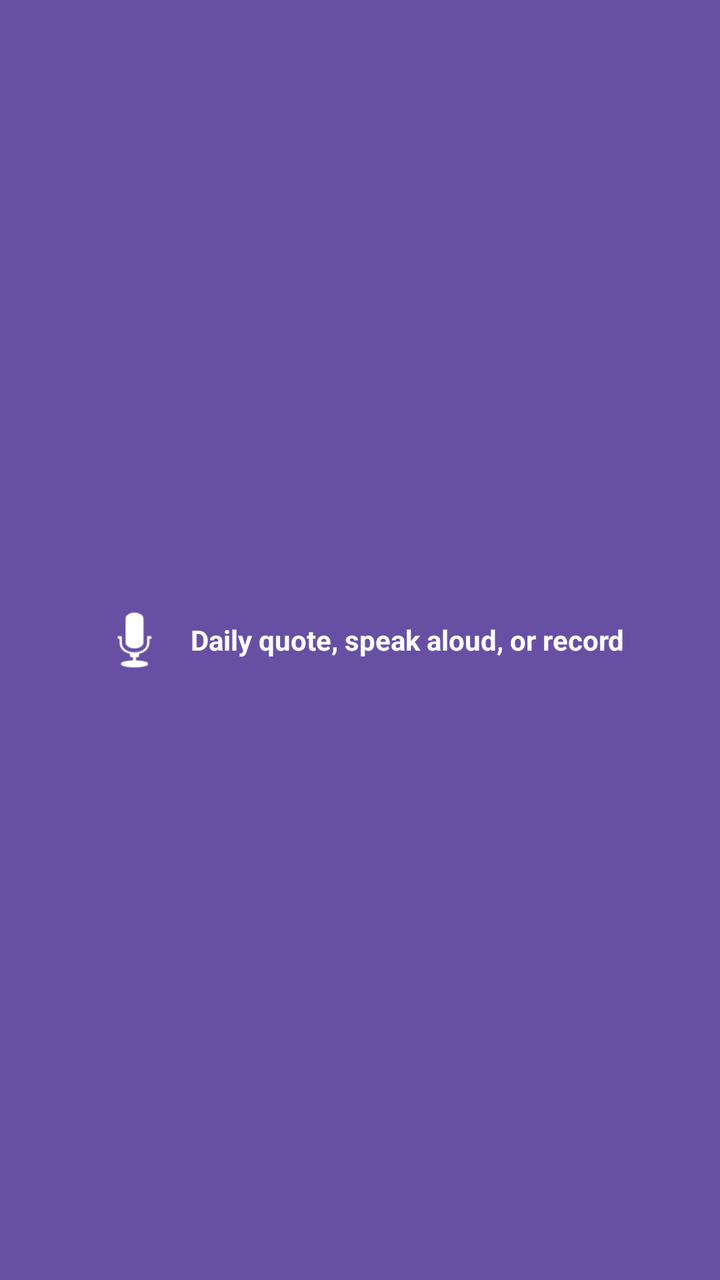
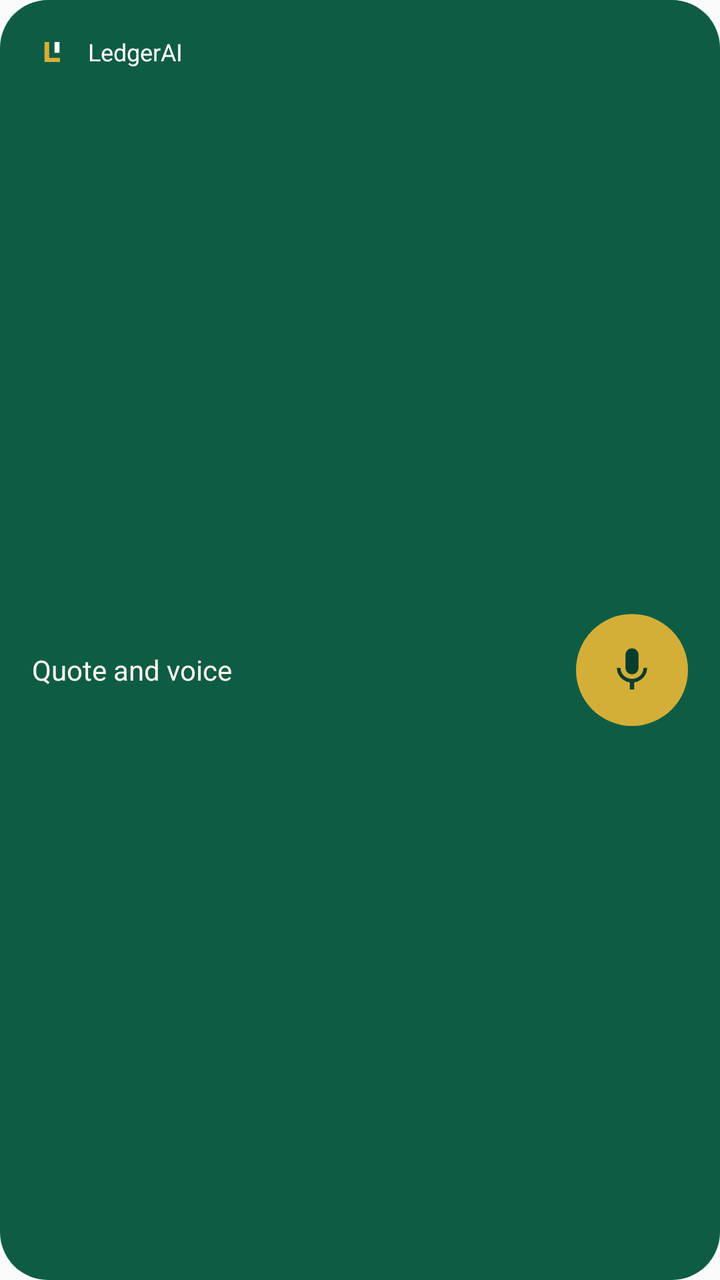

Before-and-after screenshots of an Android layout around one commit, followed by the original layout XML and the change that was made.
<!-- AndroidManifest.xml: application theme Theme.LedgerAI -->
<!-- res/layout/widget_preview.xml -->
<?xml version="1.0" encoding="utf-8"?>
<LinearLayout xmlns:android="http://schemas.android.com/apk/res/android"
    android:layout_width="match_parent"
    android:layout_height="match_parent"
    android:background="#6750A4"
    android:gravity="center"
    android:orientation="horizontal"
    android:padding="12dp">

    <ImageView
        android:layout_width="40dp"
        android:layout_height="40dp"
        android:src="@android:drawable/ic_btn_speak_now"
        android:tint="#FFFFFF" />

    <TextView
        android:layout_width="wrap_content"
        android:layout_height="wrap_content"
        android:layout_marginStart="8dp"
        android:text="@string/widget_tap_to_record"
        android:textColor="#FFFFFF"
        android:textSize="14sp"
        android:textStyle="bold" />

</LinearLayout>
<!-- resources referenced by this layout -->
<resources>
  <string name="widget_tap_to_record">Daily quote, speak aloud, or record</string>
  <style name="Theme.LedgerAI" parent="android:Theme.Material.Light.NoActionBar" />
</resources>

<!-- the commit's change to res/layout/widget_preview.xml (unified diff, before → after) -->
@@ -2,24 +2,62 @@
 <LinearLayout xmlns:android="http://schemas.android.com/apk/res/android"
     android:layout_width="match_parent"
     android:layout_height="match_parent"
-    android:background="#6750A4"
-    android:gravity="center"
-    android:orientation="horizontal"
-    android:padding="12dp">
+    android:background="@drawable/widget_bg"
+    android:orientation="vertical"
+    android:padding="16dp">
 
-    <ImageView
-        android:layout_width="40dp"
-        android:layout_height="40dp"
-        android:src="@android:drawable/ic_btn_speak_now"
-        android:tint="#FFFFFF" />
+    <LinearLayout
+        android:layout_width="match_parent"
+        android:layout_height="wrap_content"
+        android:gravity="center_vertical"
+        android:orientation="horizontal">
 
-    <TextView
-        android:layout_width="wrap_content"
-        android:layout_height="wrap_content"
-        android:layout_marginStart="8dp"
-        android:text="@string/widget_tap_to_record"
-        android:textColor="#FFFFFF"
-        android:textSize="14sp"
-        android:textStyle="bold" />
+        <ImageView
+            android:layout_width="20dp"
+            android:layout_height="20dp"
+            android:contentDescription="@null"
+            android:src="@drawable/ic_logo" />
+
+        <TextView
+            android:layout_width="wrap_content"
+            android:layout_height="wrap_content"
+            android:layout_marginStart="8dp"
+            android:text="@string/app_name"
+            android:textColor="#FFFFFF"
+            android:textSize="12sp" />
+    </LinearLayout>
+
+    <LinearLayout
+        android:layout_width="match_parent"
+        android:layout_height="0dp"
+        android:layout_marginTop="10dp"
+        android:layout_weight="1"
+        android:gravity="center_vertical"
+        android:orientation="horizontal">
+
+        <TextView
+            android:layout_width="0dp"
+            android:layout_height="wrap_content"
+            android:layout_marginEnd="12dp"
+            android:layout_weight="1"
+            android:ellipsize="end"
+            android:maxLines="2"
+            android:text="@string/widget_description"
+            android:textColor="#FFF9EE"
+            android:textSize="14sp" />
+
+        <FrameLayout
+            android:layout_width="56dp"
+            android:layout_height="56dp"
+            android:background="@drawable/widget_mic_bg">
+
+            <ImageView
+                android:layout_width="26dp"
+                android:layout_height="26dp"
+                android:layout_gravity="center"
+                android:contentDescription="@null"
+                android:src="@drawable/widget_mic" />
+        </FrameLayout>
+    </LinearLayout>
 
 </LinearLayout>
<!-- resource entries referenced after the edit -->
@@ -1,6 +1,48 @@
 <!-- resources referenced by this layout -->
 <resources>
-  <string name="widget_tap_to_record">Daily quote, speak aloud, or record</string>
+  <!-- drawable ic_logo (drawable) -->
+  <?xml version="1.0" encoding="utf-8"?>
+  <vector xmlns:android="http://schemas.android.com/apk/res/android"
+      android:width="48dp"
+      android:height="48dp"
+      android:viewportWidth="48"
+      android:viewportHeight="48">
+      <path
+          android:fillColor="#0F5C45"
+          android:pathData="M12,0h24a12,12 0,0 1,12 12v24a12,12 0,0 1,-12 12h-24a12,12 0,0 1,-12 -12v-24a12,12 0,0 1,12 -12z" />
+      <path
+          android:fillColor="#D4AF37"
+          android:pathData="M15,12h5.5v19h13v5h-18.5z" />
+      <path
+          android:fillColor="#FFFFFF"
+          android:pathData="M27,12h6v13h-6z" />
+  </vector>
+  <!-- drawable widget_bg (drawable) -->
+  <?xml version="1.0" encoding="utf-8"?>
+  <shape xmlns:android="http://schemas.android.com/apk/res/android"
+      android:shape="rectangle">
+      <solid android:color="#0F5C45" />
+      <corners android:radius="24dp" />
+  </shape>
+  <!-- drawable widget_mic (drawable) -->
+  <?xml version="1.0" encoding="utf-8"?>
+  <vector xmlns:android="http://schemas.android.com/apk/res/android"
+      android:width="24dp"
+      android:height="24dp"
+      android:viewportWidth="24"
+      android:viewportHeight="24">
+      <path
+          android:fillColor="#0A3D2E"
+          android:pathData="M12,14c1.66,0 2.99,-1.34 2.99,-3L15,5c0,-1.66 -1.34,-3 -3,-3S9,3.34 9,5v6c0,1.66 1.34,3 3,3zM17.3,11c0,3 -2.54,5.1 -5.3,5.1S6.7,14 6.7,11H5c0,3.41 2.72,6.23 6,6.72V21h2v-3.28c3.28,-0.48 6,-3.3 6,-6.72h-1.7z" />
+  </vector>
+  <!-- drawable widget_mic_bg (drawable) -->
+  <?xml version="1.0" encoding="utf-8"?>
+  <shape xmlns:android="http://schemas.android.com/apk/res/android"
+      android:shape="oval">
+      <solid android:color="#D4AF37" />
+  </shape>
+  <string name="app_name">LedgerAI</string>
+  <string name="widget_description">Quote and voice</string>
   <style name="Theme.LedgerAI" parent="android:Theme.Material.Light.NoActionBar" />
 </resources>
 
